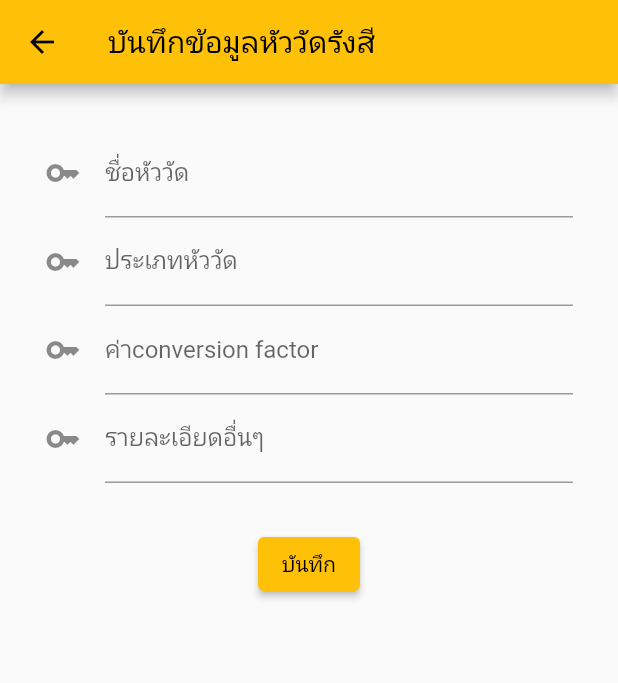
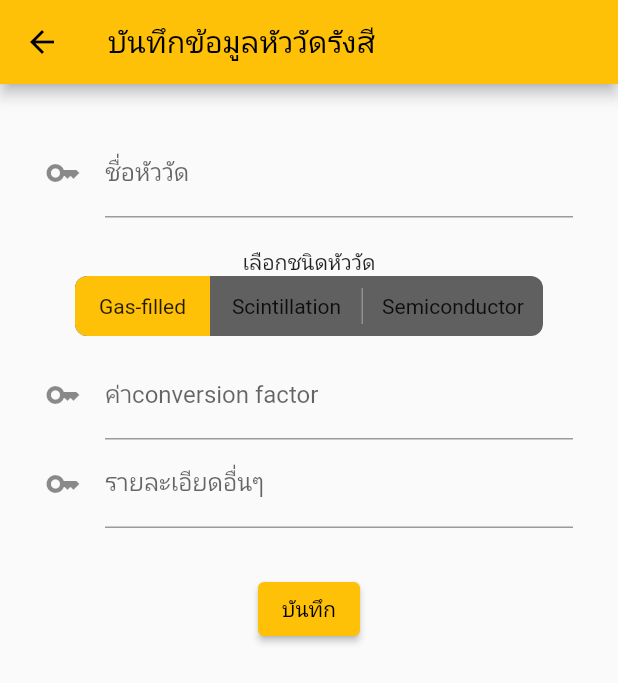
Before and after one commit to manew-c/Radiation-Recording-Application, a Flutter app: the savedetectorPage screen opened directly, on a phone screen of 412 x 824 dp. Shown: the top 683 px of the screen. Run offline on Flutter 3.47's test engine with Material 2 defaults, Android fonts, the phone set to English and light mode, and no system bars; drawn by our look-alikes of toggle_switch; our stand-ins replace cloud_firestore, firebase_core, geolocator, google_maps_flutter, string_validator; missing offline and left inert: autocomplete_textfield; accounts and stored records are empty.

```diff
--- a/lib/Pages/savedetector.dart
+++ b/lib/Pages/savedetector.dart
@@ -1,6 +1,7 @@
 import 'package:cloud_firestore/cloud_firestore.dart';
 import 'package:flutter/material.dart';
 import 'package:string_validator/string_validator.dart';
+import 'package:toggle_switch/toggle_switch.dart';
 
 class savedetectorPage extends StatefulWidget {
   const savedetectorPage({super.key});
@@ -43,7 +44,32 @@ class _savedetectorPageState extends State<savedetectorPage> {
                       onSaved: (value1) => savedetectorname = value1!,
                       //controller: SERIES,
                     ),
-                    TextFormField(
+                    SizedBox(height: 20),
+                    //ประเภทหัววัด
+                    SizedBox(
+                      child: Text(
+                        'เลือกชนิดหัววัด',
+                        textAlign: TextAlign.left,
+                      ),
+                    ),
+                    ToggleSwitch(
+                      customWidths: [90.0, 100.0, 120.0],
+                      initialLabelIndex: 0,
+                      totalSwitches: 3,
+                      labels: ['Gas-filled', 'Scintillation', 'Semiconductor'],
+                      onToggle: (index) {
+                        if (index == 0) {
+                          savedetectortype = 'Gas-filled';
+                        } else if (index == 1) {
+                          savedetectortype = 'Scintillation';
+                        } else if (index == 2) {
+                          savedetectortype = 'Semiconductor';
+                        }
+                        print('detector to: $savedetectortype');
+                      },
+                    ),
+                    SizedBox(height: 10),
+                    /*TextFormField(
                       textAlign: TextAlign.center,
                       decoration: const InputDecoration(
                           labelText: 'ประเภทหัววัด', icon: Icon(Icons.key)),
@@ -55,7 +81,8 @@ class _savedetectorPageState extends State<savedetectorPage> {
                       },
                       onSaved: (value) => savedetectortype = value!,
                       //controller: SERIES,
-                    ),
+                    ),*/
+
                     TextFormField(
                       textAlign: TextAlign.center,
                       decoration: const InputDecoration(
--- a/pubspec.yaml
+++ b/pubspec.yaml
@@ -46,6 +46,7 @@ dependencies:
   string_validator: ^0.3.0
   url_launcher: ^6.1.9
   autocomplete_textfield: ^2.0.1
+  toggle_switch: ^2.0.1
 
 
 flutter_icons:
```
Also changed, not shown: lib/map.dart (+51 -23 lines), pubspec.lock.
